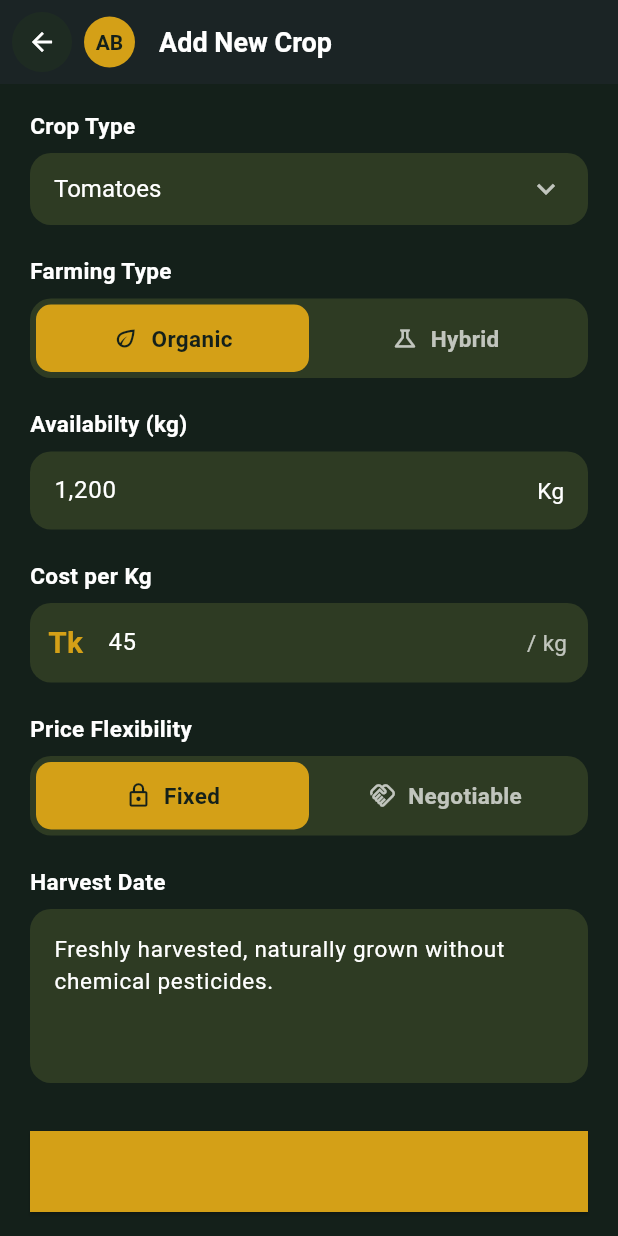
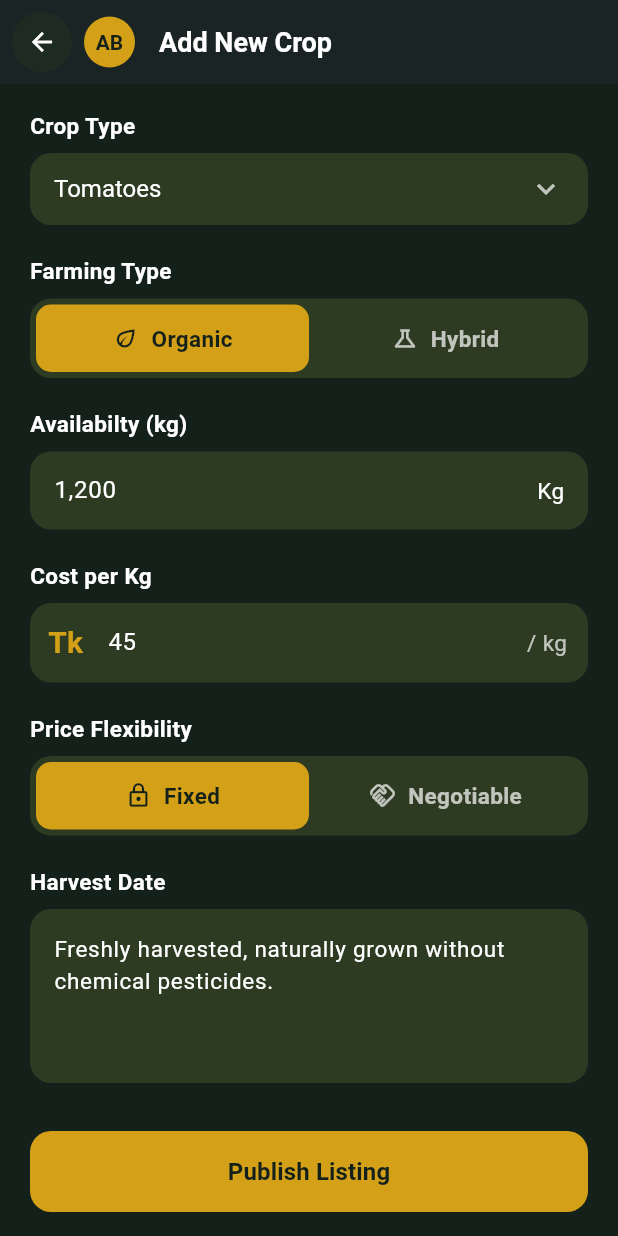
Before and after one commit to 85Dibosh/Agrobuddy, a Flutter app: the AddNewCropScreen screen opened directly, scrolled down 66 dp, on a phone screen of 412 x 824 dp. Run offline on Flutter 3.47's test engine with Material 3 defaults, Android fonts, the phone set to English and light mode, and no system bars.

Commit message:
addCropScreen done

```diff
--- a/lib/screensDibosh/add_crop.dart
+++ b/lib/screensDibosh/add_crop.dart
@@ -309,12 +309,21 @@ class AddNewCropScreenState extends State<AddNewCropScreen>{
                   style: ElevatedButton.styleFrom(
                     backgroundColor: Color(0xFFD4A017),
                     shape: RoundedRectangleBorder(
-
+                      borderRadius: BorderRadius.circular(14),
+                    ),
+                    elevation: 0,
+                  ),
+                  child: Text(
+                    'Publish Listing',
+                    style: TextStyle(
+                      fontSize: 16,
+                      fontWeight: FontWeight.bold,
+                      color: Color(0xFF14201A),
                     ),
                   ),
                 ),
               ),
-
+              SizedBox(height: 24),
             ],
           ),
         ),
```
